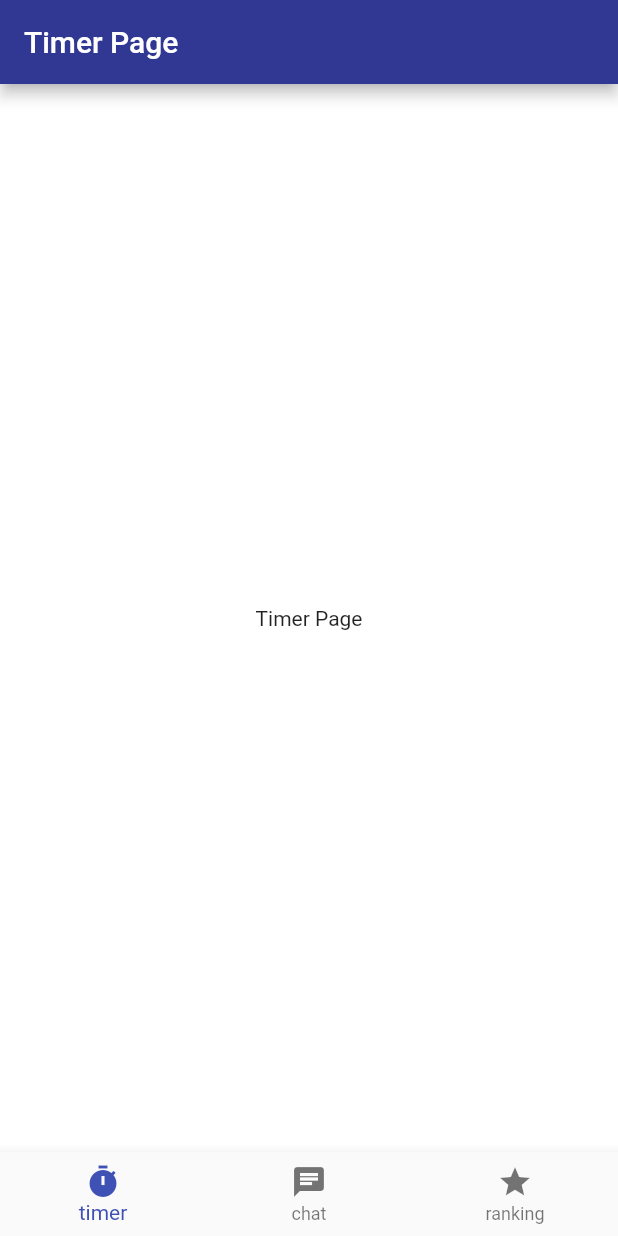
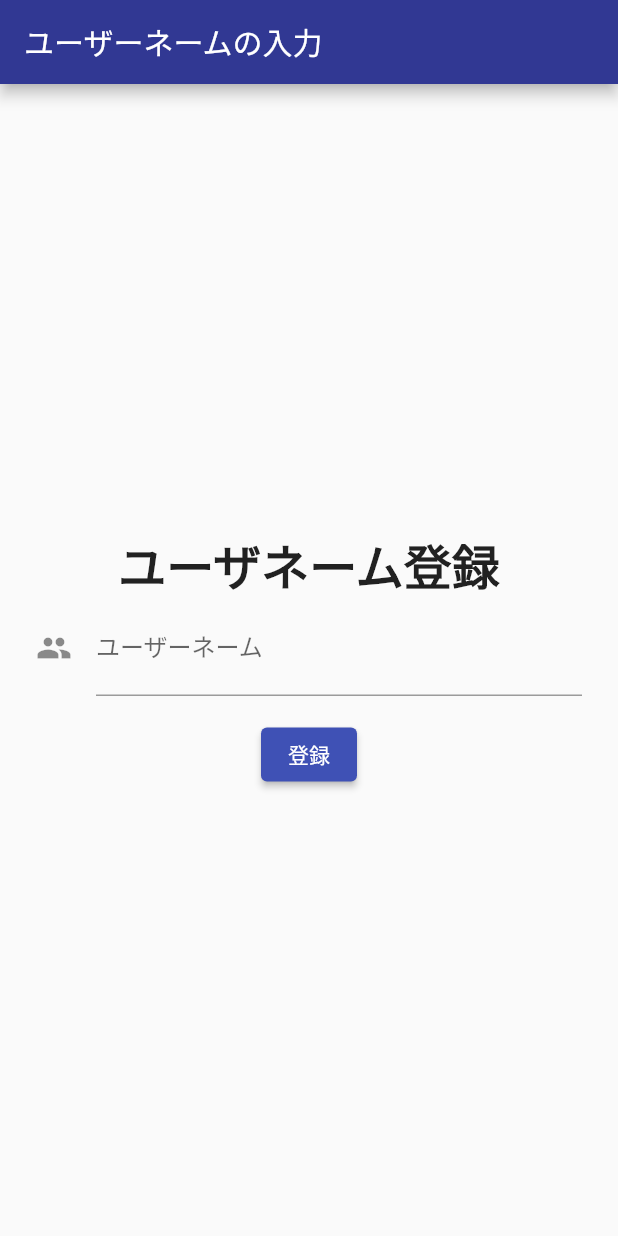
Before and after one commit to benes5/flutter_ben, a Flutter app: the screen it shows after launch, on a phone screen of 412 x 824 dp. Run offline on Flutter 3.47's test engine with Material 2 defaults, Android fonts, the phone set to English and light mode, and no system bars; our stand-ins replace flutter_hooks; Roboto replaces fonts that are missing (NotoSans).

Commit message:
ログイン画面の作成

```diff
--- a/lib/login.dart
+++ b/lib/login.dart
@@ -1,20 +1,53 @@
 import 'package:flutter/material.dart';
 
-class NewPage extends StatelessWidget {
-  const NewPage({Key? key}) : super(key: key);
+class LoginScreen extends StatefulWidget {
+  const LoginScreen({Key? key}) : super(key: key);
+
+  @override
+  LoginScreenState createState() => LoginScreenState();
+}
+
+class LoginScreenState extends State<LoginScreen> {
+  String username = '';
 
   @override
   Widget build(BuildContext context) {
     return Scaffold(
       appBar: AppBar(
-      title: const Text('New Page'),
+        title: const Text('ユーザーネームの入力'),
       ),
-      backgroundColor: Colors.orange,
-      body: const Center(
-        child: Text(
-          "New Page",
-          style: TextStyle(
-            fontSize: 20
+      body: Padding(
+        padding: const EdgeInsets.symmetric(horizontal: 24),
+        child: Center(
+          child: Column(
+            mainAxisSize: MainAxisSize.min,
+            children: [
+              const Text(
+                'ユーザネーム登録',
+                style: TextStyle(
+                  fontSize: 32,
+                  fontWeight: FontWeight.bold,
+                ),
+              ),
+              TextFormField(
+                decoration: const InputDecoration(
+                  icon: Icon(Icons.people),
+                  hintText: 'こたっつ',
+                  labelText: 'ユーザーネーム',
+                ),
+                onChanged: (String value) {
+                  setState(() {
+                    username = value;
+                  });
+                },
+              ),
+              const SizedBox(height: 15),
+              ElevatedButton(
+                onPressed: () {
+                },
+                child: const Text('登録'),
+              )
+            ],
           ),
         ),
       ),
--- a/lib/main.dart
+++ b/lib/main.dart
@@ -10,6 +10,7 @@
 //デバッグしたときにエラーが出てしまうので注意）
 import 'package:flutter/material.dart';
 import 'bottomtab.dart';
+import 'login.dart';
 
 void main() {
   runApp(const MyApp());
@@ -32,7 +33,7 @@ class MyApp extends StatelessWidget {
           foregroundColor: Colors.white,
         ),
       ),
-      home: const BottomTabPage(),
+      home: const LoginScreen(),
 
 
     );
```
